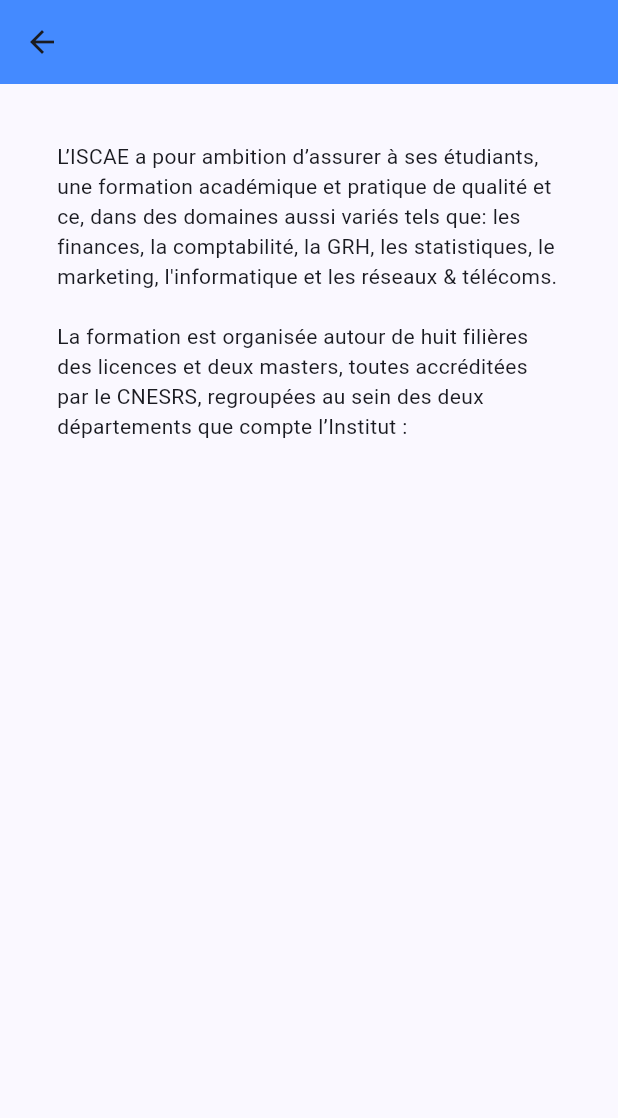
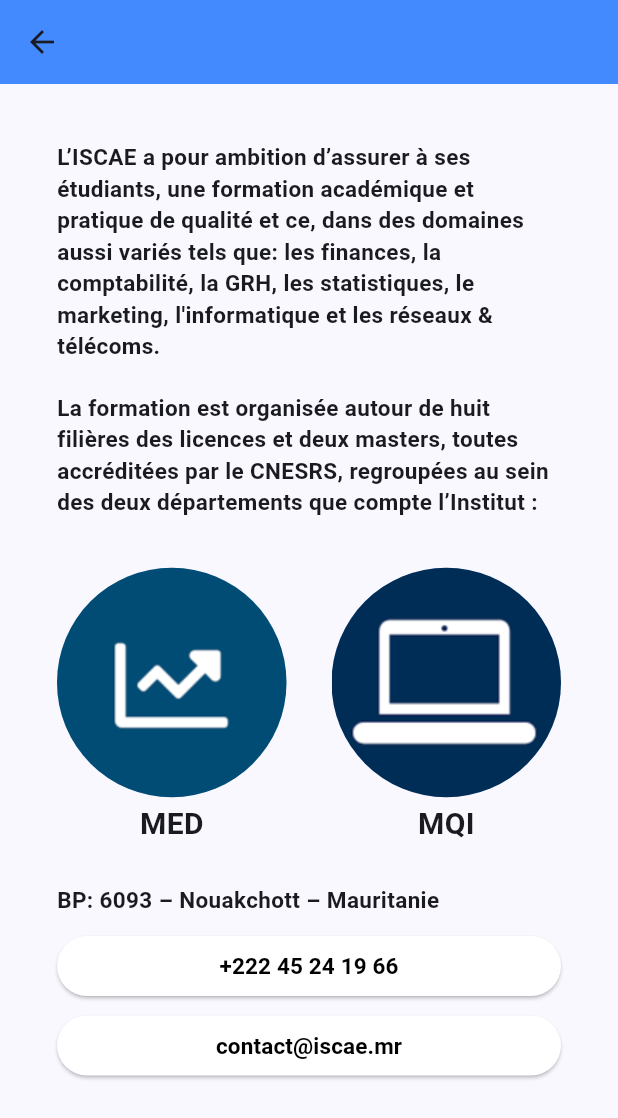
Before and after one commit to sidimouhammed/login1-1-master, a Flutter app: the Setting widget shown alone on an empty page, opened directly, after a tap on "About Institut", on a phone screen of 412 x 824 dp. Shown: the top 1118 px of the screen. Run offline on Flutter 3.47's test engine with Material 3 defaults, Android fonts, the phone set to English and light mode, and no system bars; our stand-ins replace cloud_firestore, curved_navigation_bar, firebase_auth, firebase_core, firebase_storage, hive_flutter and 3 more; missing offline and left inert: flutter_cached_pdfview; accounts and stored records are empty.

Commit message:
changement de couleur est about iscae

```diff
--- a/lib/pages/about.dart
+++ b/lib/pages/about.dart
@@ -1,5 +1,6 @@
 import 'package:flutter/material.dart';
 import 'package:flutter/widgets.dart';
+import 'package:url_launcher/url_launcher.dart';
 
 class About extends StatefulWidget {
   const About({super.key});
@@ -19,14 +20,102 @@ class _AboutState extends State<About> {
         body: Padding(
           padding: const EdgeInsets.all(38.0),
           child: ListView(
-            children: const [
-              Text(
+            children: [
+              const Text(
+                  style: TextStyle(fontSize: 15, fontWeight: FontWeight.bold),
                   "L\’ISCAE a pour ambition d’assurer à ses étudiants, une formation académique et pratique de qualité et ce, dans des domaines aussi variés tels que: les finances, la comptabilité, la GRH, les statistiques, le marketing, l'informatique et les réseaux & télécoms."),
-              SizedBox(
+              const SizedBox(
                 height: 20,
               ),
+              const Text(
+                  style: TextStyle(fontSize: 15, fontWeight: FontWeight.bold),
+                  "La formation est organisée autour de huit filières des licences et deux masters, toutes accréditées par le CNESRS, regroupées au sein des deux départements que compte l’Institut :"),
+              const SizedBox(
+                height: 30,
+              ),
+              Row(mainAxisAlignment: MainAxisAlignment.spaceEvenly, children: [
+                Expanded(
+                  child: Column(
+                    children: [
+                      CircleAvatar(
+                        radius: 80,
+                        backgroundImage: AssetImage('assets/img/MED.png'),
+                        //child: Text('MED'),
+                      ),
+                      Text(
+                        'MED',
+                        style: TextStyle(
+                            fontSize: 20, fontWeight: FontWeight.bold),
+                      )
+                    ],
+                  ),
+                ),
+                SizedBox(
+                  width: 30,
+                ),
+                Expanded(
+                  child: Column(
+                    children: [
+                      CircleAvatar(
+                        radius: 80,
+                        backgroundImage: AssetImage('assets/img/MQI.png'),
+                      ),
+                      Text(
+                        'MQI',
+                        style: TextStyle(
+                            fontSize: 20, fontWeight: FontWeight.bold),
+                      )
+                    ],
+                  ),
+                ),
+              ]),
+              SizedBox(
+                height: 25,
+              ),
               Text(
-                  "La formation est organisée autour de huit filières des licences et deux masters, toutes accréditées par le CNESRS, regroupées au sein des deux départements que compte l’Institut :")
+                  style: TextStyle(fontSize: 15, fontWeight: FontWeight.bold),
+                  'BP: 6093 – Nouakchott – Mauritanie'),
+              SizedBox(
+                height: 10,
+              ),
+              ElevatedButton(
+                style: ButtonStyle(
+                  backgroundColor:
+                      MaterialStateProperty.all<Color>(Colors.white),
+                ),
+                onPressed: () {
+                  //launchUrl('https://www.google.com' as Uri);
+                  //launchUrl('tel:+22231124690' as Uri);
+                  // ignore: deprecated_member_use
+                  launch('tel:+222 45241966');
+                },
+                child: Text(
+                    style: TextStyle(
+                        fontSize: 15,
+                        fontWeight: FontWeight.bold,
+                        foreground: Paint()..color = Colors.black),
+                    '+222 45 24 19 66'),
+              ),
+              SizedBox(
+                height: 5,
+              ),
+              ElevatedButton(
+                  style: ButtonStyle(
+                    backgroundColor:
+                        MaterialStateProperty.all<Color>(Colors.white),
+                  ),
+                  onPressed: () {
+                    //launchUrl('https://www.google.com' as Uri);
+                    //launchUrl('tel:+22231124690' as Uri);
+                    // ignore: deprecated_member_use
+                    launch('mailto:contact@iscae.mr');
+                  },
+                  child: Text(
+                      style: TextStyle(
+                          fontSize: 15,
+                          fontWeight: FontWeight.bold,
+                          foreground: Paint()..color = Colors.black),
+                      'contact@iscae.mr')),
             ],
           ),
         ));
--- a/lib/pages/setting.dart
+++ b/lib/pages/setting.dart
@@ -45,12 +45,33 @@ class _SettingState extends State<Setting> {
         const AboutListTile(
           icon: Icon(Icons.info),
           //applicationIcon: FlutterLogo(),
-          applicationName: "App",
+          applicationName: "Us",
           applicationVersion: 'version 2.0.1',
-          applicationLegalese:
-              'Copyright © 2024 | ISCAE Tous droits réservés .',
+          // applicationLegalese:
+          //     'Copyright © 2024 | ISCAE Tous droits réservés .',
           aboutBoxChildren: const [
-            Text('this application created by Sidi Med, Tk, Yenj ')
+            Column(
+              children: [
+                Text(
+                    style: TextStyle(fontSize: 15, fontWeight: FontWeight.bold),
+                    'This Application Developped By : '),
+                Text(
+                    style: TextStyle(fontSize: 15, fontWeight: FontWeight.bold),
+                    'Mohamed Yenj'),
+                Text(
+                    style: TextStyle(fontSize: 15, fontWeight: FontWeight.bold),
+                    'Sidi Mohamed'),
+                Text(
+                    style: TextStyle(fontSize: 15, fontWeight: FontWeight.bold),
+                    'Taleb Khaiyar'),
+              ],
+            ),
+            SizedBox(
+              height: 10,
+            ),
+            Text(
+                style: TextStyle(fontSize: 12, fontWeight: FontWeight.bold),
+                'Copyright © 2024 | ISCAE Tous droits réservés .'),
           ],
         ),
         ListTile(
```
Also changed, not shown: lib/pages/modifier.dart (+27 -12 lines), lib/pages/profil.dart (+14 -5 lines), lib/pages/reclemation.dart (+7 -4 lines), assets/img/MED.png (added), assets/img/MQI.png (added).
